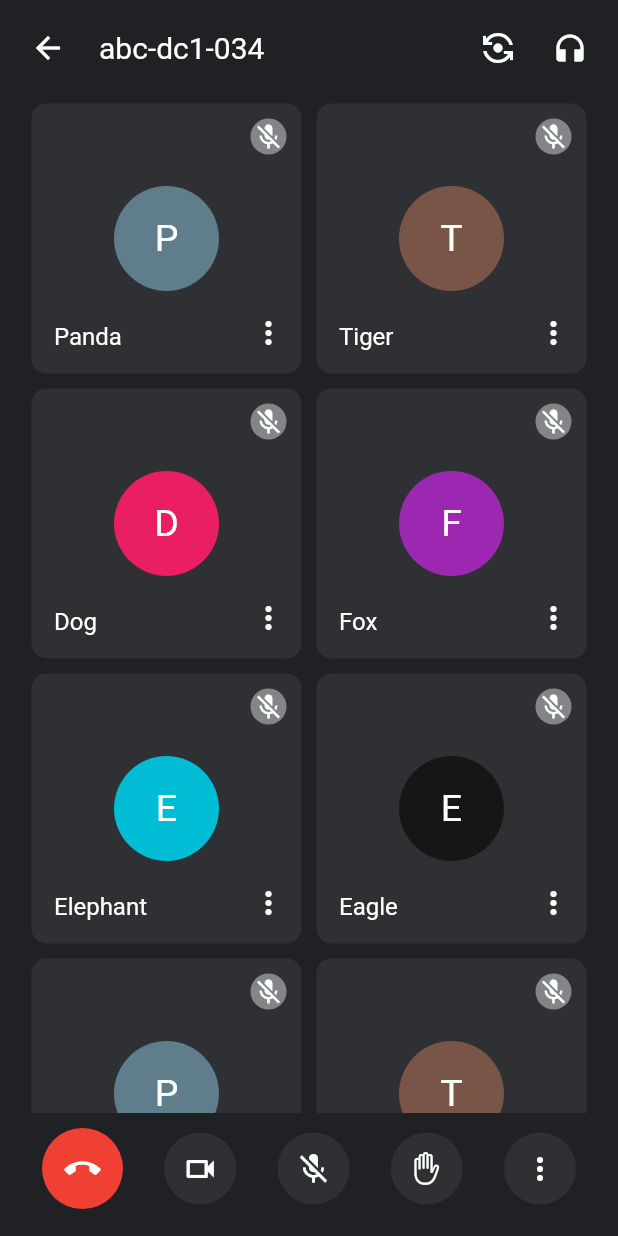
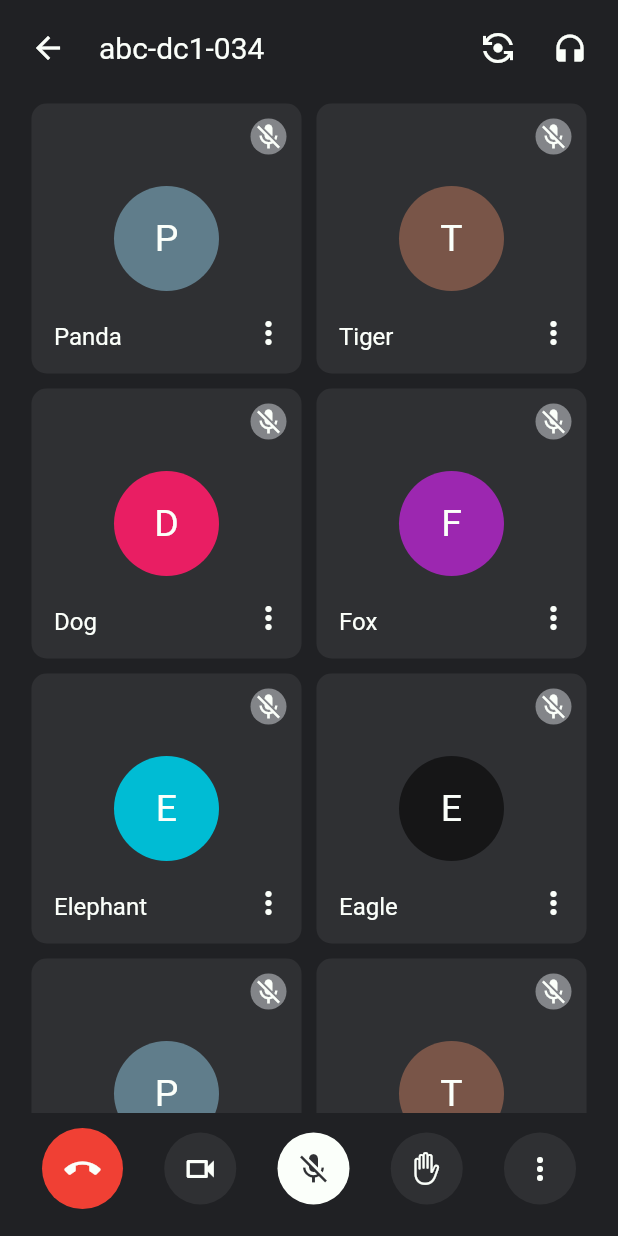
Before and after one commit to octoi/google-meet-clone, a Flutter app: the screen it shows after launch, on a phone screen of 412 x 824 dp. Run offline on Flutter 3.47's test engine with Material 2 defaults, Android fonts, the phone set to English and light mode, and no system bars.

Commit message:
using util main btn

```diff
--- a/lib/widgets/utils.dart
+++ b/lib/widgets/utils.dart
@@ -72,11 +72,12 @@ class AppUtils extends StatelessWidget {
           ),
           UtilMainButton(
             primaryIcon: Icons.videocam_outlined,
-            secondaryIcon: Icons.videocam_outlined,
+            secondaryIcon: Icons.videocam_off_outlined,
           ),
           UtilMainButton(
             primaryIcon: Icons.mic_off,
-            secondaryIcon: Icons.mic_off,
+            secondaryIcon: Icons.mic,
+            isWhiteBg: true,
           ),
           UtilMainButton(
             primaryIcon: CupertinoIcons.hand_raised,
```
